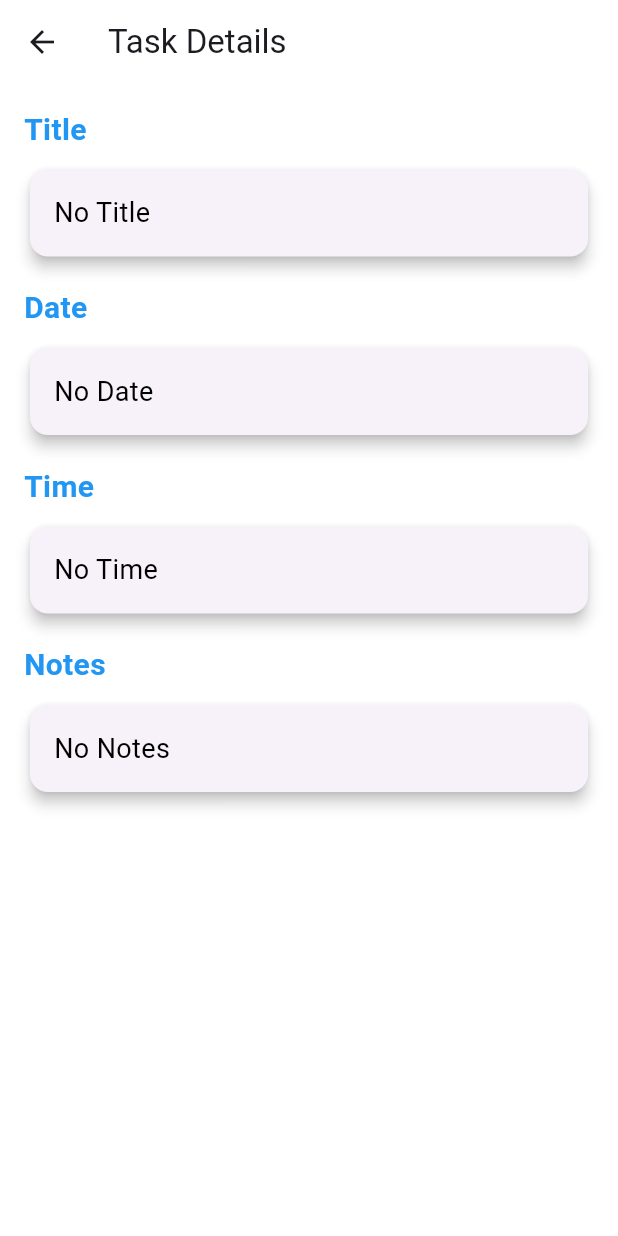
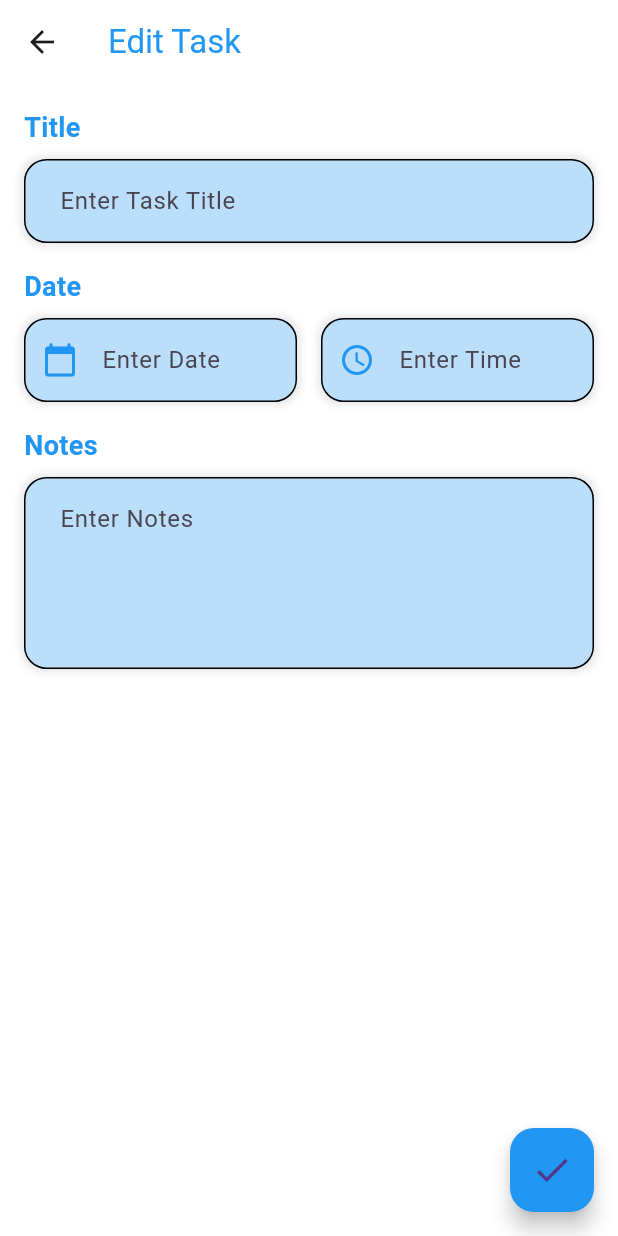
Before and after one commit to OmarAfifi-CSE/Flutter_Projects, a Flutter app: the TaskDetailsScreen screen opened directly with empty values, on a phone screen of 412 x 824 dp. Run offline on Flutter 3.47's test engine with Material 3 defaults, Android fonts, the phone set to English and light mode, and no system bars.

Commit message:
some edits

```diff
--- a/To Do App/lib/screens/TaskDetailsScreen.dart
+++ b/To Do App/lib/screens/TaskDetailsScreen.dart
@@ -2,16 +2,47 @@ import 'dart:io';
 import 'package:flutter/material.dart';
 
 
-class TaskDetailsScreen extends StatelessWidget {
+class TaskDetailsScreen extends StatefulWidget {
   final Map<String, String> task;
 
   const TaskDetailsScreen({super.key, required this.task});
 
   @override
+  _TaskDetailsScreenState createState() => _TaskDetailsScreenState();
+}
+
+class _TaskDetailsScreenState extends State<TaskDetailsScreen> {
+  late TextEditingController _titleController;
+  late TextEditingController _dateController;
+  late TextEditingController _timeController;
+  late TextEditingController _notesController;
+
+  @override
+  void initState() {
+    super.initState();
+    _titleController = TextEditingController(text: widget.task['title']);
+    _dateController = TextEditingController(text: widget.task['date']);
+    _timeController = TextEditingController(text: widget.task['time']);
+    _notesController = TextEditingController(text: widget.task['notes']);
+  }
+
+  @override
+  void dispose() {
+    _titleController.dispose();
+    _dateController.dispose();
+    _timeController.dispose();
+    _notesController.dispose();
+    super.dispose();
+  }
+
+  @override
   Widget build(BuildContext context) {
     return Scaffold(
       appBar: AppBar(
-        title: const Text('Task Details'),
+        title: const Text(
+          'Edit Task',
+          style: TextStyle(color: Color(0xFF2196F3)),
+        ),
         backgroundColor: Colors.white,
       ),
       body: Container(
@@ -21,33 +52,42 @@ class TaskDetailsScreen extends StatelessWidget {
         child: Padding(
           padding: const EdgeInsets.all(16.0),
           child: SingleChildScrollView(
+            child: Form(
               child: Column(
                 crossAxisAlignment: CrossAxisAlignment.start,
                 children: [
                   const Text(
                     'Title',
                     style: TextStyle(
-                    fontSize: 20,
+                      fontSize: 18,
                       fontWeight: FontWeight.bold,
                       color: Color(0xFF2196F3),
                     ),
                   ),
                   const SizedBox(height: 8),
-                SizedBox(
-                  width: double.infinity,
-                  child: Card(
-                    shape: RoundedRectangleBorder(
-                      borderRadius: BorderRadius.circular(12),
+                  Container(
+                    decoration: BoxDecoration(
+                      color: const Color(0xFFBBDEFB),
+                      borderRadius: BorderRadius.circular(15),
+                      boxShadow: [
+                        BoxShadow(
+                          color: Colors.black.withOpacity(0.1),
+                          spreadRadius: 2,
+                          blurRadius: 4,
                         ),
-                    elevation: 4,
-                    child: Padding(
-                      padding: const EdgeInsets.all(16.0),
-                      child: Text(
-                        task['title'] ?? 'No Title',
-                        style: const TextStyle(
-                          fontSize: 18,
-                          color: Colors.black,
+                      ],
                     ),
+                    child: TextFormField(
+                      controller: _titleController,
+                      decoration: InputDecoration(
+                        hintText: 'Enter Task Title',
+                        contentPadding: const EdgeInsets.symmetric(vertical: 16, horizontal: 20),
+                        enabledBorder: OutlineInputBorder(
+                          borderRadius: BorderRadius.circular(15),
+                        ),
+                        focusedBorder: OutlineInputBorder(
+                          borderSide: const BorderSide(width: 4, color: Colors.blue),
+                          borderRadius: BorderRadius.circular(15),
                         ),
                       ),
                     ),
@@ -56,85 +96,70 @@ class TaskDetailsScreen extends StatelessWidget {
                   const Text(
                     'Date',
                     style: TextStyle(
-                    fontSize: 20,
+                      fontSize: 18,
                       fontWeight: FontWeight.bold,
                       color: Color(0xFF2196F3),
                     ),
                   ),
                   const SizedBox(height: 8),
-                SizedBox(
-                  width: double.infinity,
-                  child: Card(
-                    shape: RoundedRectangleBorder(
-                      borderRadius: BorderRadius.circular(12),
+                  Row(
+                    children: [
+                      Expanded(
+                        child: Container(
+                          decoration: BoxDecoration(
+                            color: const Color(0xFFBBDEFB),
+                            borderRadius: BorderRadius.circular(15),
+                            boxShadow: [
+                              BoxShadow(
+                                color: Colors.black.withOpacity(0.1),
+                                spreadRadius: 2,
+                                blurRadius: 4,
                               ),
-                    elevation: 4,
-                    child: Padding(
-                      padding: const EdgeInsets.all(16.0),
-                      child: Text(
-                        task['date'] ?? 'No Date',
-                        style: const TextStyle(
-                          fontSize: 18,
-                          color: Colors.black,
+                            ],
+                          ),
+                          child: TextFormField(
+                            controller: _dateController,
+                            decoration: InputDecoration(
+                              hintText: 'Enter Date',
+                              prefixIcon: const Icon(Icons.calendar_today, color: Colors.blue),
+                              contentPadding: const EdgeInsets.symmetric(vertical: 16, horizontal: 20),
+                              enabledBorder: OutlineInputBorder(
+                                borderRadius: BorderRadius.circular(15),
+                              ),
+                              focusedBorder: OutlineInputBorder(
+                                borderSide: const BorderSide(width: 4, color: Colors.blue),
+                                borderRadius: BorderRadius.circular(15),
                               ),
                             ),
                           ),
                         ),
                       ),
-                const SizedBox(height: 16),
-
-                const Text(
-                  'Time',
-                  style: TextStyle(
-                    fontSize: 20,
-                    fontWeight: FontWeight.bold,
-                    color: Color(0xFF2196F3),
+                      const SizedBox(width: 16),
+                      Expanded(
+                        child: Container(
+                          decoration: BoxDecoration(
+                            color: const Color(0xFFBBDEFB),
+                            borderRadius: BorderRadius.circular(15),
+                            boxShadow: [
+                              BoxShadow(
+                                color: Colors.black.withOpacity(0.1),
+                                spreadRadius: 2,
+                                blurRadius: 4,
                               ),
+                            ],
                           ),
-                const SizedBox(height: 8),
-                SizedBox(
-                  width: double.infinity,
-                  child: Card(
-                    shape: RoundedRectangleBorder(
-                      borderRadius: BorderRadius.circular(12),
+                          child: TextFormField(
+                            controller: _timeController,
+                            decoration: InputDecoration(
+                              hintText: 'Enter Time',
+                              prefixIcon: const Icon(Icons.access_time, color: Colors.blue),
+                              contentPadding: const EdgeInsets.symmetric(vertical: 16, horizontal: 20),
+                              enabledBorder: OutlineInputBorder(
+                                borderRadius: BorderRadius.circular(15),
                               ),
-                    elevation: 4,
-                    child: Padding(
-                      padding: const EdgeInsets.all(16.0),
-                      child: Text(
-                        task['time'] ?? 'No Time',
-                        style: const TextStyle(
-                          fontSize: 18,
-                          color: Colors.black,
-                        ),
-                      ),
-                    ),
-                  ),
-                ),
-                const SizedBox(height: 16),
-                const Text(
-                  'Notes',
-                  style: TextStyle(
-                    fontSize: 20,
-                    fontWeight: FontWeight.bold,
-                    color: Color(0xFF2196F3),
-                  ),
-                ),
-                const SizedBox(height: 8),
-                SizedBox(
-                  width: double.infinity,
-                  child: Card(
-                    shape: RoundedRectangleBorder(
-                      borderRadius: BorderRadius.circular(12),
-                    ),
-                    elevation: 4,
-                    child: Padding(
-                      padding: const EdgeInsets.all(16.0),
-                      child: Text(
-                        task['notes'] ?? 'No Notes',
-                        style: const TextStyle(
-                          fontSize: 18,
-                          color: Colors.black,
+                              focusedBorder: OutlineInputBorder(
+                                borderSide: const BorderSide(width: 4, color: Colors.blue),
+                                borderRadius: BorderRadius.circular(15),
                               ),
                             ),
                           ),
@@ -142,8 +167,62 @@ class TaskDetailsScreen extends StatelessWidget {
                       ),
                     ],
                   ),
+                  const SizedBox(height: 16),
+                  const Text(
+                    'Notes',
+                    style: TextStyle(
+                      fontSize: 18,
+                      fontWeight: FontWeight.bold,
+                      color: Color(0xFF2196F3),
                     ),
                   ),
+                  const SizedBox(height: 8),
+                  Container(
+                    decoration: BoxDecoration(
+                      color: const Color(0xFFBBDEFB),
+                      borderRadius: BorderRadius.circular(15),
+                      boxShadow: [
+                        BoxShadow(
+                          color: Colors.black.withOpacity(0.1),
+                          spreadRadius: 2,
+                          blurRadius: 4,
+                        ),
+                      ],
+                    ),
+                    child: TextFormField(
+                      controller: _notesController,
+                      maxLines: 4,
+                      decoration: InputDecoration(
+                        hintText: 'Enter Notes',
+                        contentPadding: const EdgeInsets.symmetric(vertical: 16, horizontal: 20),
+                        enabledBorder: OutlineInputBorder(
+                          borderRadius: BorderRadius.circular(15),
+                        ),
+                        focusedBorder: OutlineInputBorder(
+                          borderSide: const BorderSide(width: 4, color: Colors.blue),
+                          borderRadius: BorderRadius.circular(15),
+                        ),
+                      ),
+                    ),
+                  ),
+                  const SizedBox(height: 16),
+                ],
+              ),
+            ),
+          ),
+        ),
+      ),
+      floatingActionButton: FloatingActionButton(
+        onPressed: () {
+          Navigator.pop(context, {
+            'title': _titleController.text,
+            'date': _dateController.text,
+            'time': _timeController.text,
+            'notes': _notesController.text,
+          });
+        },
+        backgroundColor: Colors.blue,
+        child: const Icon(Icons.check, size: 28),
       ),
     );
   }
```
Also changed, not shown: To Do App/lib/screens/AddTaskScreen.dart (+40 -45 lines), To Do App/lib/screens/HomeScreen.dart (+12 -2 lines). Lines whose indentation alone changed are shown as unchanged.
